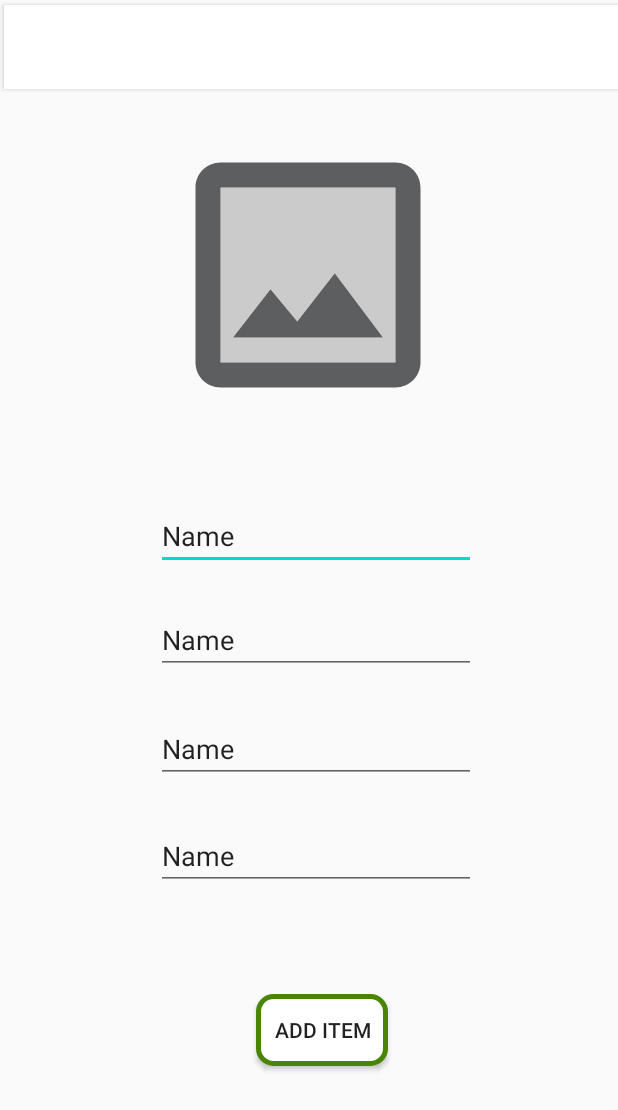
After one commit to CrazySkunk/KibandaStore, an Android app: the AddItemActivity screen opened directly, with no data from a screen before it, on a phone screen of 412 x 824 dp. The commit adds this screen. Shown: the top 1110 px of the screen. Run offline under Robolectric (Android 15) with nearby library versions, the phone set to English and light mode, and no system bars; Roboto replaces fonts that are not available here.

Commit message:
added more code to code base

```diff
--- a/app/build.gradle
+++ b/app/build.gradle
@@ -36,13 +36,14 @@ dependencies {
     implementation 'com.google.firebase:firebase-database:19.5.0'
     implementation 'com.google.firebase:firebase-storage:19.2.0'
     implementation 'com.google.firebase:firebase-messaging:20.3.0'
-    implementation 'com.google.firebase:firebase-ads:19.4.0'
+    implementation 'com.google.firebase:firebase-ads:19.5.0'
     implementation 'androidx.recyclerview:recyclerview:1.1.0'
     implementation 'com.google.android.material:material:1.2.1'
     implementation 'androidx.legacy:legacy-support-v4:1.0.0'
     implementation 'com.google.android.gms:play-services-maps:17.0.0'
+    implementation 'com.squareup.picasso:picasso:2.71828'
     implementation 'androidx.gridlayout:gridlayout:1.0.0'
-    testImplementation 'junit:junit:4.12'
+    testImplementation 'junit:junit:4.13'
     androidTestImplementation 'androidx.test.ext:junit:1.1.2'
     androidTestImplementation 'androidx.test.espresso:espresso-core:3.3.0'
     implementation "androidx.core:core-ktx:+"
--- /dev/null
+++ b/app/src/main/java/com/skunk/kibandastore/AddItemActivity.kt
@@ -0,0 +1,11 @@
+package com.skunk.kibandastore
+
+import androidx.appcompat.app.AppCompatActivity
+import android.os.Bundle
+
+class AddItemActivity : AppCompatActivity() {
+    override fun onCreate(savedInstanceState: Bundle?) {
+        super.onCreate(savedInstanceState)
+        setContentView(R.layout.activity_add_item)
+    }
+}
--- a/app/src/main/java/com/skunk/kibandastore/adapters/CategoryAdapter.kt
+++ b/app/src/main/java/com/skunk/kibandastore/adapters/CategoryAdapter.kt
@@ -8,7 +8,7 @@ import androidx.recyclerview.widget.RecyclerView
 import com.skunk.kibandastore.R
 import com.skunk.kibandastore.model.CategoryOffer
 
-class CategoryAdapter(private val categoryList: List<CategoryOffer>, private var listener: OnItemClick) : RecyclerView.Adapter<CategoryAdapter.CategoryViewHolder>() {
+class CategoryAdapter(private val categoryList: List<CategoryOffer>, private var listener: OnItemClick?) : RecyclerView.Adapter<CategoryAdapter.CategoryViewHolder>() {
     interface OnItemClick {
         fun onItemClick(position: Int)
     }
@@ -17,7 +17,7 @@ class CategoryAdapter(private val categoryList: List<CategoryOffer>, private var
         this.listener = listener
     }
 
-    class CategoryViewHolder(itemView: View,listener: OnItemClick) : RecyclerView.ViewHolder(itemView) {
+    class CategoryViewHolder(itemView: View,listener: OnItemClick?) : RecyclerView.ViewHolder(itemView) {
         val name: TextView = itemView.findViewById(R.id.name)
 
         fun bind(offer: CategoryOffer) {
@@ -27,7 +27,7 @@ class CategoryAdapter(private val categoryList: List<CategoryOffer>, private var
             itemView.setOnClickListener {
                 val position = adapterPosition
                 if (position!=RecyclerView.NO_POSITION){
-                    listener.onItemClick(position)
+                    listener!!.onItemClick(position)
                 }
             }
         }
--- /dev/null
+++ b/app/src/main/res/drawable/image.xml
@@ -0,0 +1,8 @@
+<vector android:height="24dp" android:tint="#5D5E60"
+    android:viewportHeight="24" android:viewportWidth="24"
+    android:width="24dp" xmlns:android="http://schemas.android.com/apk/res/android">
+    <path android:fillAlpha="0.3"
+        android:fillColor="@android:color/white"
+        android:pathData="M5,19h14L19,5L5,5v14zM9,13.14l2.14,2.58 3,-3.87L18,17L6,17l3,-3.86z" android:strokeAlpha="0.3"/>
+    <path android:fillColor="@android:color/white" android:pathData="M19,3L5,3c-1.1,0 -2,0.9 -2,2v14c0,1.1 0.9,2 2,2h14c1.1,0 2,-0.9 2,-2L21,5c0,-1.1 -0.9,-2 -2,-2zM19,19L5,19L5,5h14v14zM14.14,11.86l-3,3.86L9,13.14 6,17h12z"/>
+</vector>
--- /dev/null
+++ b/app/src/main/res/layout/activity_add_item.xml
@@ -0,0 +1,105 @@
+<?xml version="1.0" encoding="utf-8"?>
+<androidx.constraintlayout.widget.ConstraintLayout xmlns:android="http://schemas.android.com/apk/res/android"
+    xmlns:app="http://schemas.android.com/apk/res-auto"
+    xmlns:tools="http://schemas.android.com/tools"
+    android:layout_width="match_parent"
+    android:layout_height="match_parent"
+    tools:context=".AddItemActivity">
+
+    <ImageView
+        android:id="@+id/plusImage"
+        android:layout_width="200dp"
+        android:layout_height="200dp"
+        app:layout_constraintBottom_toBottomOf="parent"
+        app:layout_constraintEnd_toEndOf="parent"
+        app:layout_constraintHorizontal_bias="0.497"
+        app:layout_constraintStart_toStartOf="parent"
+        app:layout_constraintTop_toBottomOf="@+id/toolbar4"
+        app:layout_constraintVertical_bias="0.042"
+        app:srcCompat="@drawable/image" />
+
+    <androidx.appcompat.widget.Toolbar
+        android:id="@+id/toolbar4"
+        android:layout_width="409dp"
+        android:layout_height="wrap_content"
+        android:background="@color/white"
+        android:elevation="2dp"
+        android:minHeight="?attr/actionBarSize"
+        android:theme="?attr/actionBarTheme"
+        app:layout_constraintBottom_toBottomOf="parent"
+        app:layout_constraintEnd_toEndOf="parent"
+        app:layout_constraintHorizontal_bias="1.0"
+        app:layout_constraintStart_toStartOf="parent"
+        app:layout_constraintTop_toTopOf="parent"
+        app:layout_constraintVertical_bias="0.004" />
+
+    <EditText
+        android:id="@+id/titlePlus"
+        android:layout_width="wrap_content"
+        android:layout_height="wrap_content"
+        android:ems="10"
+        android:inputType="textPersonName"
+        android:text="Name"
+        app:layout_constraintBottom_toBottomOf="parent"
+        app:layout_constraintEnd_toEndOf="parent"
+        app:layout_constraintHorizontal_bias="0.522"
+        app:layout_constraintStart_toStartOf="parent"
+        app:layout_constraintTop_toBottomOf="@+id/plusImage"
+        app:layout_constraintVertical_bias="0.103" />
+
+    <EditText
+        android:id="@+id/descriptionPlus"
+        android:layout_width="wrap_content"
+        android:layout_height="wrap_content"
+        android:layout_marginTop="24dp"
+        android:ems="10"
+        android:inputType="textPersonName"
+        android:text="Name"
+        app:layout_constraintBottom_toBottomOf="parent"
+        app:layout_constraintEnd_toEndOf="@+id/titlePlus"
+        app:layout_constraintHorizontal_bias="0.0"
+        app:layout_constraintStart_toStartOf="@+id/titlePlus"
+        app:layout_constraintTop_toBottomOf="@+id/titlePlus"
+        app:layout_constraintVertical_bias="0.0" />
+
+    <EditText
+        android:id="@+id/price_per_unit"
+        android:layout_width="wrap_content"
+        android:layout_height="wrap_content"
+        android:ems="10"
+        android:inputType="textPersonName"
+        android:text="Name"
+        app:layout_constraintBottom_toBottomOf="parent"
+        app:layout_constraintEnd_toEndOf="@+id/descriptionPlus"
+        app:layout_constraintHorizontal_bias="0.0"
+        app:layout_constraintStart_toStartOf="@+id/descriptionPlus"
+        app:layout_constraintTop_toBottomOf="@+id/descriptionPlus"
+        app:layout_constraintVertical_bias="0.084" />
+
+    <EditText
+        android:id="@+id/editTextTextPersonName4"
+        android:layout_width="wrap_content"
+        android:layout_height="wrap_content"
+        android:ems="10"
+        android:inputType="textPersonName"
+        android:text="Name"
+        app:layout_constraintBottom_toBottomOf="parent"
+        app:layout_constraintEnd_toEndOf="@+id/price_per_unit"
+        app:layout_constraintHorizontal_bias="0.0"
+        app:layout_constraintStart_toStartOf="@+id/price_per_unit"
+        app:layout_constraintTop_toBottomOf="@+id/price_per_unit"
+        app:layout_constraintVertical_bias="0.1" />
+
+    <Button
+        android:id="@+id/button4"
+        android:layout_width="wrap_content"
+        android:layout_height="wrap_content"
+        android:background="@drawable/add_cart_detail"
+        android:text="Add Item"
+        app:layout_constraintBottom_toBottomOf="parent"
+        app:layout_constraintEnd_toEndOf="@+id/editTextTextPersonName4"
+        app:layout_constraintHorizontal_bias="0.532"
+        app:layout_constraintStart_toStartOf="@+id/editTextTextPersonName4"
+        app:layout_constraintTop_toBottomOf="@+id/editTextTextPersonName4"
+        app:layout_constraintVertical_bias="0.38" />
+</androidx.constraintlayout.widget.ConstraintLayout>
```
Also changed, not shown: app/src/main/AndroidManifest.xml (+5 -3 lines), app/src/main/java/com/skunk/kibandastore/CategoryActivity.kt (+14 -18 lines), app/src/main/java/com/skunk/kibandastore/MainActivity.java (+4 -7 lines), app/src/main/java/com/skunk/kibandastore/OffersActivity.java (+81 -0 lines), app/src/main/java/com/skunk/kibandastore/adapters/OffersAdapter.kt (added, +54 -0 lines), app/src/main/java/com/skunk/kibandastore/model/Offer.kt (added, +34 -0 lines), app/src/main/res/layout/activity_offers.xml (+13 -12 lines), app/src/main/res/layout/offer_list_item.xml (+16 -16 lines), 1 other file.
